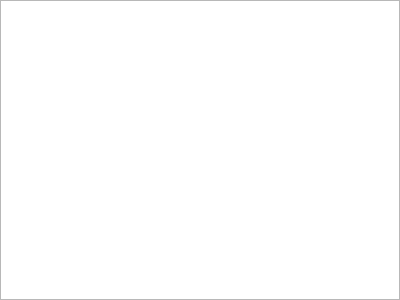
Above: HNPrjDemo/HNWidgets/hnsampleview.ui from photonlili/Tank before the change. Below: the same form after it.
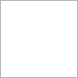
That is the form after the change.

What changed in the file:
```diff
--- a/HNPrjDemo/HNWidgets/hnsampleview.ui
+++ b/HNPrjDemo/HNWidgets/hnsampleview.ui
@@ -6,13 +6,16 @@
    <rect>
     <x>0</x>
     <y>0</y>
-    <width>400</width>
-    <height>300</height>
+    <width>78</width>
+    <height>78</height>
    </rect>
   </property>
   <property name="windowTitle">
    <string>Form</string>
   </property>
+  <attribute name="horizontalHeaderDefaultSectionSize">
+   <number>60</number>
+  </attribute>
   <attribute name="horizontalHeaderMinimumSectionSize">
    <number>20</number>
   </attribute>
```
